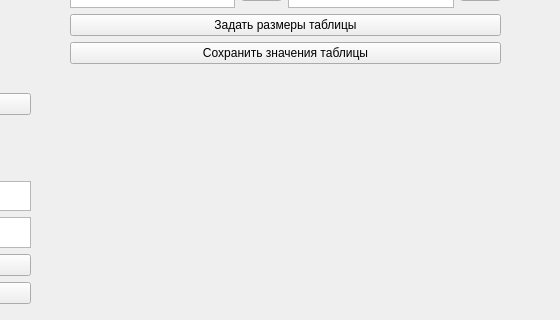
First picture: the form in app.ui, repository lizatish/GameTheory, before the edit; both pictures show x 510 to 1070 and y 397 to 717 of the 1070 by 857 pixel window.
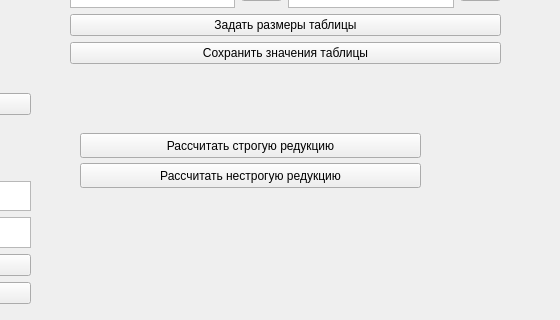
Second picture: the form after the edit.

Commit message: Вторая лабораторка: строгая и нестрогая редукция

Patch:
```diff
--- a/app.ui
+++ b/app.ui
@@ -303,6 +303,32 @@
     </item>
    </layout>
   </widget>
+  <widget class="QPushButton" name="getStrictReduction">
+   <property name="geometry">
+    <rect>
+     <x>590</x>
+     <y>530</y>
+     <width>341</width>
+     <height>25</height>
+    </rect>
+   </property>
+   <property name="text">
+    <string>Рассчитать строгую редукцию</string>
+   </property>
+  </widget>
+  <widget class="QPushButton" name="getUnstrictReduction">
+   <property name="geometry">
+    <rect>
+     <x>590</x>
+     <y>560</y>
+     <width>341</width>
+     <height>25</height>
+    </rect>
+   </property>
+   <property name="text">
+    <string>Рассчитать нестрогую редукцию</string>
+   </property>
+  </widget>
  </widget>
  <resources/>
  <connections/>
```
The commit also changes 2 other files.
